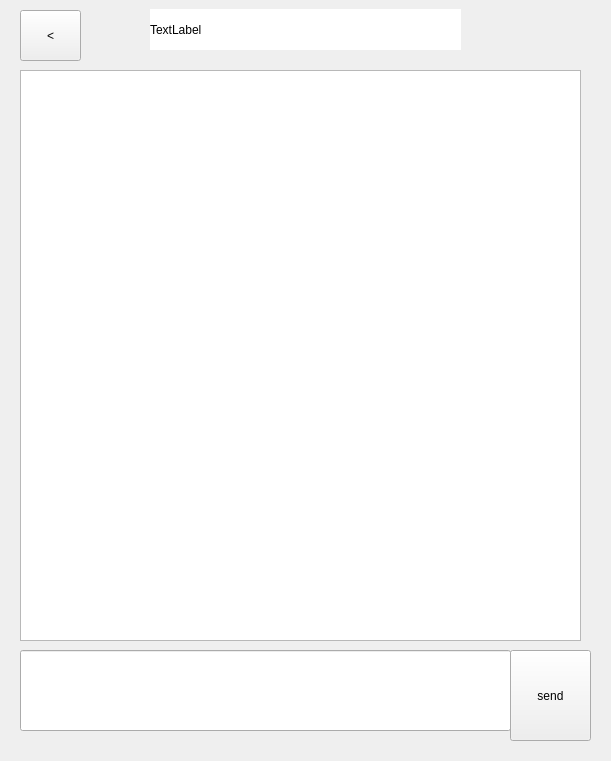
Before: the Qt Designer form src/chat/client/uis/chat.ui in sumstragol/Stragol-Chat-app, drawn with Qt 5.
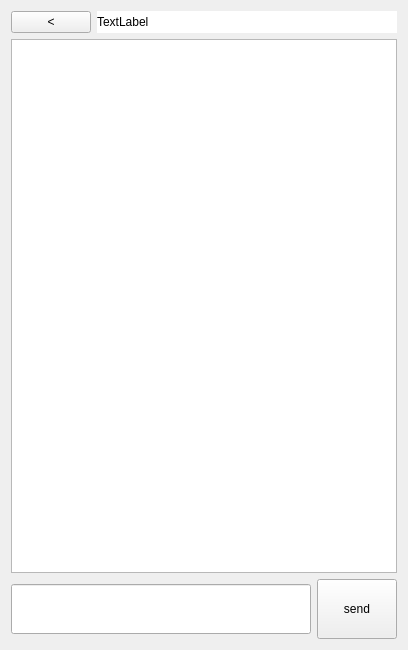
After: the same form once the commit is applied.

Commit message: chat done, general chat, profile, notifiactions

```diff
--- a/src/chat/client/uis/chat.ui
+++ b/src/chat/client/uis/chat.ui
@@ -6,21 +6,30 @@
    <rect>
     <x>0</x>
     <y>0</y>
-    <width>611</width>
-    <height>761</height>
+    <width>400</width>
+    <height>650</height>
    </rect>
   </property>
   <property name="windowTitle">
    <string>Form</string>
   </property>
+  <layout class="QVBoxLayout" name="verticalLayout">
+   <item>
+    <layout class="QHBoxLayout" name="horizontalLayout">
+     <item>
+      <widget class="QPushButton" name="button_exit_chat">
+       <property name="text">
+        <string>&lt;</string>
+       </property>
+      </widget>
+     </item>
+     <item>
   <widget class="QLabel" name="label_chats_name">
-   <property name="geometry">
-    <rect>
-     <x>150</x>
-     <y>9</y>
-     <width>311</width>
-     <height>41</height>
-    </rect>
+       <property name="minimumSize">
+        <size>
+         <width>300</width>
+         <height>0</height>
+        </size>
    </property>
    <property name="styleSheet">
     <string notr="true">background-color: white</string>
@@ -29,52 +38,43 @@
     <string>TextLabel</string>
    </property>
   </widget>
-  <widget class="QPushButton" name="button_exit_chat">
-   <property name="geometry">
-    <rect>
-     <x>20</x>
-     <y>10</y>
-     <width>61</width>
-     <height>51</height>
-    </rect>
-   </property>
-   <property name="text">
-    <string>&lt;</string>
-   </property>
-  </widget>
+     </item>
+    </layout>
+   </item>
+   <item>
+    <widget class="QListWidget" name="lw_messages"/>
+   </item>
+   <item>
+    <layout class="QHBoxLayout" name="horizontalLayout_3"/>
+   </item>
+   <item>
+    <layout class="QHBoxLayout" name="horizontalLayout_2">
+     <item>
   <widget class="QLineEdit" name="le_input_message">
-   <property name="geometry">
-    <rect>
-     <x>20</x>
-     <y>650</y>
-     <width>491</width>
-     <height>81</height>
-    </rect>
-   </property>
-  </widget>
+       <property name="minimumSize">
+        <size>
+         <width>0</width>
+         <height>50</height>
+        </size>
+       </property>
+      </widget>
+     </item>
+     <item>
   <widget class="QPushButton" name="button_send_message">
-   <property name="geometry">
-    <rect>
-     <x>510</x>
-     <y>650</y>
-     <width>81</width>
-     <height>91</height>
-    </rect>
+       <property name="minimumSize">
+        <size>
+         <width>0</width>
+         <height>60</height>
+        </size>
    </property>
    <property name="text">
     <string>send</string>
    </property>
   </widget>
-  <widget class="QListWidget" name="lw_messages">
-   <property name="geometry">
-    <rect>
-     <x>20</x>
-     <y>70</y>
-     <width>561</width>
-     <height>571</height>
-    </rect>
-   </property>
-  </widget>
+     </item>
+    </layout>
+   </item>
+  </layout>
  </widget>
  <resources/>
  <connections/>
```
Lines whose indentation alone changed are shown as unchanged. The commit also changes 34 other files.
